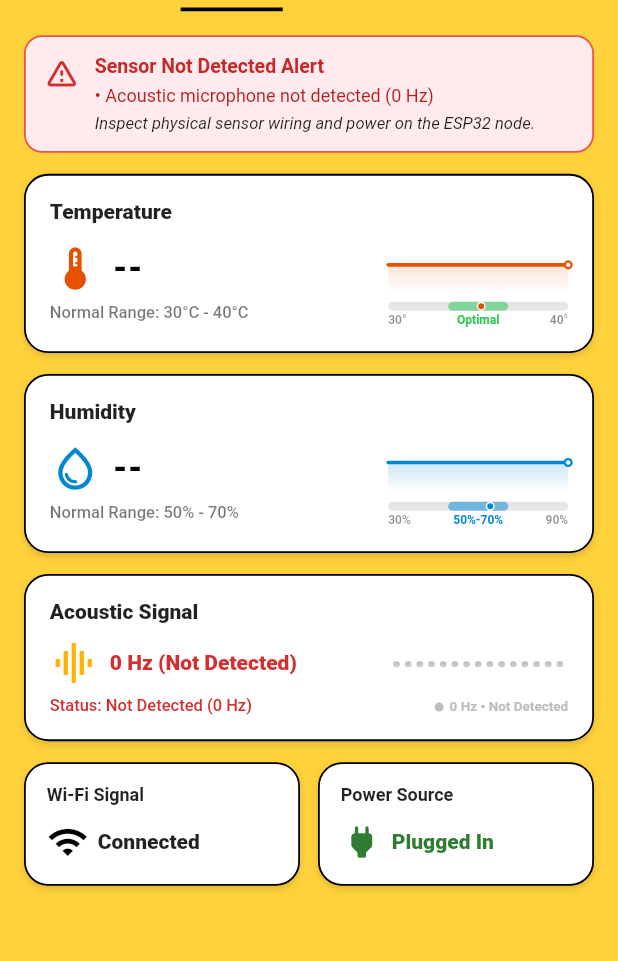
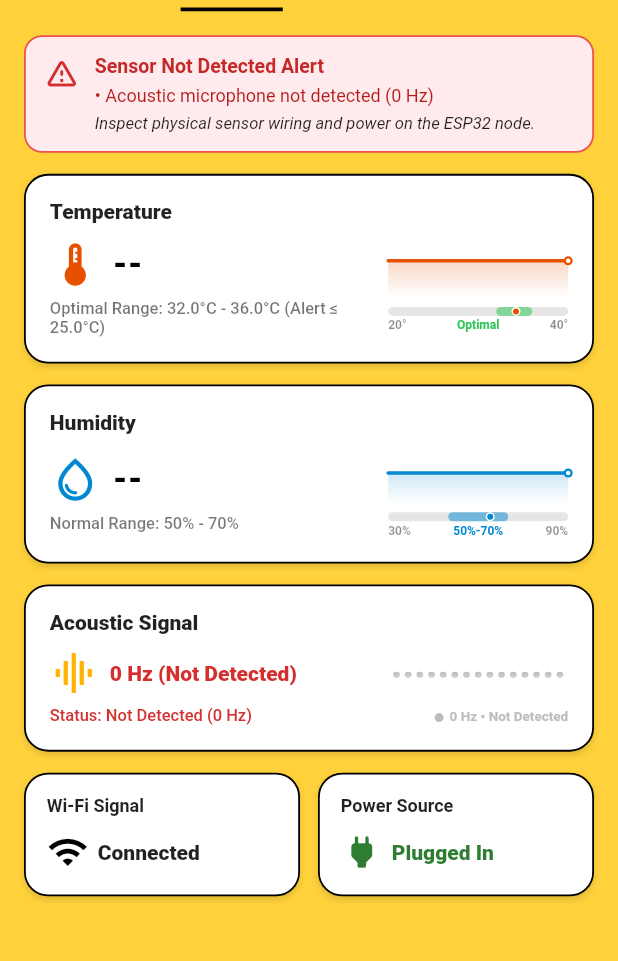
Before and after one commit to jajas-hcdc/BeeWare-CAPSTONE, a Flutter app: the HiveDetailScreen screen opened by its route, after a tap on "Sensors", on a phone screen of 412 x 824 dp, the part 129-1090 px from its top. Run offline on Flutter 3.47's test engine with Material 3 defaults, Android fonts, the phone set to English and light mode, and no system bars; our stand-ins replace cloud_firestore, firebase_auth, firebase_core, firebase_messaging, fl_chart, flutter_local_notifications and 5 more; missing offline and left inert: flutter_sound, mobile_scanner, tflite_flutter; accounts and stored records are empty; network calls fail.

Commit message:
feat: add <= 25.0C low temp alert, 32-36C optimal range, and filter 320-1000+ Hz cricket/rain false alerts

```diff
--- a/lib/screens/hive_detail_screen.dart
+++ b/lib/screens/hive_detail_screen.dart
@@ -218,6 +218,7 @@ class _HiveDetailScreenState extends State<HiveDetailScreen> {
     final isConnecting = _hive.conditionLabel.toLowerCase().contains('connect') || !hasRealTemp || !hasRealHum;
 
     final isTempNotDetected = (parsedTemp != null && parsedTemp <= 0.0) || _hive.temperature == '0.0' || _hive.temperature == '0';
+    final isLowTempAlert = !isTempNotDetected && hasRealTemp && parsedTemp != null && parsedTemp <= 25.0;
     final isHumNotDetected = (parsedHum != null && parsedHum <= 0.0) || _hive.humidity == '0.0' || _hive.humidity == '0';
     final acousticClean = _hive.acoustic.trim().toLowerCase();
     final isAcousticNotDetected = acousticClean == '0' ||
@@ -477,11 +478,13 @@ class _HiveDetailScreenState extends State<HiveDetailScreen> {
                         Text(
                           isTempNotDetected
                               ? '0.0°C (Not Detected)'
-                              : (_hive.temperature.contains('-') ? '--' : '${_hive.temperature}°C'),
+                              : (isLowTempAlert
+                                  ? '${_hive.temperature}°C (Low Temp!)'
+                                  : (_hive.temperature.contains('-') ? '--' : '${_hive.temperature}°C')),
                           style: TextStyle(
-                            fontSize: isTempNotDetected ? 13 : 15,
+                            fontSize: (isTempNotDetected || isLowTempAlert) ? 13 : 15,
                             fontWeight: FontWeight.w900,
-                            color: isTempNotDetected ? const Color(0xFFD32F2F) : Colors.black,
+                            color: (isTempNotDetected || isLowTempAlert) ? const Color(0xFFD32F2F) : Colors.black,
                           ),
                         ),
                       ],
@@ -618,6 +621,7 @@ class _HiveDetailScreenState extends State<HiveDetailScreen> {
     final humVal = parsedHum ?? 64.0;
 
     final isTempNotDetected = (parsedTemp != null && parsedTemp <= 0.0) || _hive.temperature == '0.0' || _hive.temperature == '0';
+    final isLowTempAlert = !isTempNotDetected && parsedTemp != null && parsedTemp > 0.0 && parsedTemp <= 25.0;
     final isHumNotDetected = (parsedHum != null && parsedHum <= 0.0) || _hive.humidity == '0.0' || _hive.humidity == '0';
     final acousticClean = _hive.acoustic.trim().toLowerCase();
     final isAcousticNotDetected = acousticClean == '0' ||
@@ -695,25 +699,34 @@ class _HiveDetailScreenState extends State<HiveDetailScreen> {
                           children: [
                             const Icon(Icons.thermostat, size: 34, color: Color(0xFFE65100)),
                             const SizedBox(width: 8),
-                            Text(
-                              isTempNotDetected
-                                  ? '0.0°C (Not Detected)'
-                                  : (_hive.temperature.contains('-') ? '--' : '${_hive.temperature}°C'),
-                              style: TextStyle(
-                                fontSize: isTempNotDetected ? 18 : 22,
-                                fontWeight: FontWeight.w900,
-                                color: isTempNotDetected ? const Color(0xFFD32F2F) : Colors.black,
+                            Expanded(
+                              child: Text(
+                                isTempNotDetected
+                                    ? '0.0°C (Not Detected)'
+                                    : (isLowTempAlert
+                                        ? '${_hive.temperature}°C (Low Temp Alert)'
+                                        : (_hive.temperature.contains('-') ? '--' : '${_hive.temperature}°C')),
+                                style: TextStyle(
+                                  fontSize: (isTempNotDetected || isLowTempAlert) ? 16 : 22,
+                                  fontWeight: FontWeight.w900,
+                                  color: (isTempNotDetected || isLowTempAlert) ? const Color(0xFFD32F2F) : Colors.black,
+                                ),
+                                overflow: TextOverflow.ellipsis,
                               ),
                             ),
                           ],
                         ),
                         const SizedBox(height: 6),
                         Text(
-                          isTempNotDetected ? '⚠️ Check DHT22 Data Wire (GPIO 4)' : 'Normal Range: 30°C - 40°C',
+                          isTempNotDetected
+                              ? '⚠️ Check DHT22 Data Wire (GPIO 4)'
+                              : (isLowTempAlert
+                                  ? '❄️ Low Temp Alert (≤ 25.0°C) • Optimal: 32.0°C - 36.0°C'
+                                  : 'Optimal Range: 32.0°C - 36.0°C (Alert ≤ 25.0°C)'),
                           style: TextStyle(
                             fontSize: 11,
-                            color: isTempNotDetected ? const Color(0xFFD32F2F) : Colors.black54,
-                            fontWeight: isTempNotDetected ? FontWeight.w700 : FontWeight.w500,
+                            color: (isTempNotDetected || isLowTempAlert) ? const Color(0xFFD32F2F) : Colors.black54,
+                            fontWeight: (isTempNotDetected || isLowTempAlert) ? FontWeight.w700 : FontWeight.w500,
                           ),
                         ),
                       ],
--- a/lib/services/alert_service.dart
+++ b/lib/services/alert_service.dart
@@ -250,7 +250,12 @@ class AlertService extends ChangeNotifier {
       }
 
       final tempVal = double.tryParse(matchingHive.temperature.replaceAll('°C', '').trim()) ?? 0.0;
-      if (alert.title.toLowerCase().contains('temperature') && tempVal > 0) {
+      final titleLower = alert.title.toLowerCase();
+      if (titleLower.contains('low temperature') || alert.id.startsWith('sensor_temp_low_')) {
+        if (tempVal > 25.0) {
+          return true;
+        }
+      } else if (titleLower.contains('temperature') && tempVal > 0) {
         return true;
       }
 
@@ -289,9 +294,10 @@ class AlertService extends ChangeNotifier {
 
       AlertModel? primaryNotificationAlert;
 
-      // Missing sensor diagnostics (temp <= 0.0, hum <= 0.0, acoustic 0 Hz)
+      // Missing sensor diagnostics (temp <= 0.0, hum <= 0.0, acoustic 0 Hz) & Low Temp threshold (<= 25.0°C)
       final tempVal = double.tryParse(h.temperature.replaceAll('°C', '').trim());
       final isTempNotDetected = (tempVal != null && tempVal <= 0.0) || h.temperature == '0.0' || h.temperature == '0';
+      final isLowTempAlert = tempVal != null && tempVal > 0.0 && tempVal <= 25.0;
 
       final humVal = double.tryParse(h.humidity.replaceAll('%', '').trim());
       final isHumNotDetected = (humVal != null && humVal <= 0.0) || h.humidity == '0.0' || h.humidity == '0';
@@ -313,6 +319,13 @@ class AlertService extends ChangeNotifier {
         NotificationService().clearDeviceCategoryState(deviceKey, 'sensor_not_detected');
       }
 
+      // If temperature recovers above 25.0°C, clear low_temperature suppression
+      if (isOnline && !isTempNotDetected && !isLowTempAlert && tempVal != null && tempVal > 25.0) {
+        _dismissedAlertIds.remove('sensor_temp_low_${h.id}');
+        _dispatchedNotificationIds.remove('${deviceKey}_low_temperature');
+        NotificationService().clearDeviceCategoryState(deviceKey, 'low_temperature');
+      }
+
       if (isTempNotDetected) {
         final alertId = 'sensor_temp_not_detected_${h.id}';
         if (!seenIds.contains(alertId) && !_dismissedAlertIds.contains(alertId)) {
@@ -330,6 +343,29 @@ class AlertService extends ChangeNotifier {
           );
           result.add(alert);
           primaryNotificationAlert ??= alert;
+        }
+      } else if (isLowTempAlert) {
+        final alertId = 'sensor_temp_low_${h.id}';
+        if (!seenIds.contains(alertId) && !_dismissedAlertIds.contains(alertId)) {
+          seenIds.add(alertId);
+          final alert = AlertModel(
+            id: alertId,
+            hiveId: h.name,
+            queenStatus: h.conditionLabel,
+            title: '❄️ Low Temperature Alert (${tempVal.toStringAsFixed(1)}°C)',
+            message:
+                'Hive temperature on $displayHiveName dropped to ${tempVal.toStringAsFixed(1)}°C (≤ 25.0°C threshold). Optimal brood range is 32.0°C–36.0°C.',
+            severity: 'Critical',
+            timestamp: DateTime.now(),
+            recommendation:
+                'Inspect hive insulation, reduce entrance size, and check cluster strength to prevent chilled brood.',
+            detectedBy: 'DHT22 Thermal Monitor',
+          );
+          result.add(alert);
+          primaryNotificationAlert ??= alert;
+          if (isOnline) {
+            _dispatchNotificationIfNew(deviceKey, '${deviceKey}_low_temperature', alert);
+          }
         }
       }
 
@@ -428,6 +464,7 @@ class AlertService extends ChangeNotifier {
           h.temperature != '--' &&
           h.humidity != '--' &&
           !isTempNotDetected &&
+          !isLowTempAlert &&
           !isHumNotDetected &&
           !isAcousticNotDetected &&
           !h.isAlert) {
--- a/lib/services/audio_service.dart
+++ b/lib/services/audio_service.dart
@@ -292,7 +292,9 @@ class AudioService extends ChangeNotifier {
             bytes = _addWavHeader(bytes, 16000, 1, 16);
           }
           wavBytes = bytes;
-          if (effectiveHz <= 0) {
+          // Always extract the true FFT honeybee fundamental (8-490 Hz) from the WAV clip when the ESP32
+          // reports <= 0 Hz OR >= 320 Hz (where crickets/rain average with the bee hum in zero-crossings)
+          if (effectiveHz <= 0 || effectiveHz >= 320) {
             final measuredHz = await AudioProcessor.computeDominantFrequencyHz(bytes);
             if (measuredHz > 0) {
               effectiveHz = measuredHz;
--- a/lib/widgets/interactive_history_charts.dart
+++ b/lib/widgets/interactive_history_charts.dart
@@ -454,7 +454,7 @@ class _InteractiveHistoryViewState extends State<InteractiveHistoryView> {
               ),
               const SizedBox(width: 4),
               const Text(
-                'Optimal Brood Nest Zone (32.0°C - 35.5°C)',
+                'Optimal Brood Nest Zone (32.0°C - 36.0°C • Alert ≤ 25.0°C)',
                 style: TextStyle(fontSize: 10, color: Colors.black54, fontWeight: FontWeight.w500),
               ),
             ],
@@ -516,10 +516,13 @@ class _InteractiveHistoryViewState extends State<InteractiveHistoryView> {
                 barGroups: List.generate(temps.length, (i) {
                   final t = temps[i];
                   final isOptimal = t >= 32.0 && t <= 36.0;
+                  final isLowAlert = t > 0.0 && t <= 25.0;
                   final isHot = t > 36.0;
                   final barColor = isOptimal
                       ? AppColors.healthyGreen
-                      : (isHot ? const Color(0xFFE65100) : const Color(0xFFFFB300));
+                      : (isLowAlert
+                          ? const Color(0xFFD32F2F)
+                          : (isHot ? const Color(0xFFE65100) : const Color(0xFFFFB300)));
                   final safeToY = t.clamp(0.0, maxY * 0.92);
 
                   return BarChartGroupData(
--- a/lib/widgets/sensor_visualizers.dart
+++ b/lib/widgets/sensor_visualizers.dart
@@ -17,7 +17,7 @@ class TemperatureVisualizer extends StatelessWidget {
     super.key,
     required this.currentTemp,
     this.history = const [33.2, 33.6, 34.0, 34.4, 34.2, 34.5, 34.2],
-    this.minRange = 28.0,
+    this.minRange = 20.0,
     this.maxRange = 40.0,
     this.safeMin = 32.0,
     this.safeMax = 36.0,
@@ -26,7 +26,10 @@ class TemperatureVisualizer extends StatelessWidget {
   @override
   Widget build(BuildContext context) {
     final isSafe = currentTemp >= safeMin && currentTemp <= safeMax;
-    final primaryColor = isSafe ? const Color(0xFFE65100) : Colors.red;
+    final isLowAlert = currentTemp <= 25.0;
+    final primaryColor = isLowAlert
+        ? const Color(0xFFD32F2F)
+        : (isSafe ? const Color(0xFFE65100) : const Color(0xFFF57C00));
 
     return Column(
       crossAxisAlignment: CrossAxisAlignment.end,
@@ -98,7 +101,7 @@ class TemperatureVisualizer extends StatelessWidget {
               const Row(
                 mainAxisAlignment: MainAxisAlignment.spaceBetween,
                 children: [
-                  Text('30°', style: TextStyle(fontSize: 8, color: Colors.black45, fontWeight: FontWeight.bold)),
+                  Text('20°', style: TextStyle(fontSize: 8, color: Colors.black45, fontWeight: FontWeight.bold)),
                   Text('Optimal', style: TextStyle(fontSize: 8, color: AppColors.healthyGreen, fontWeight: FontWeight.bold)),
                   Text('40°', style: TextStyle(fontSize: 8, color: Colors.black45, fontWeight: FontWeight.bold)),
                 ],
```
Also changed, not shown: lib/services/audio_processor.dart (+23 -2 lines), lib/services/hive_service.dart (+13 -3 lines), lib/services/model_service.dart (+16 -10 lines), lib/services/notification_service.dart (+7 -2 lines), 2 other files.
